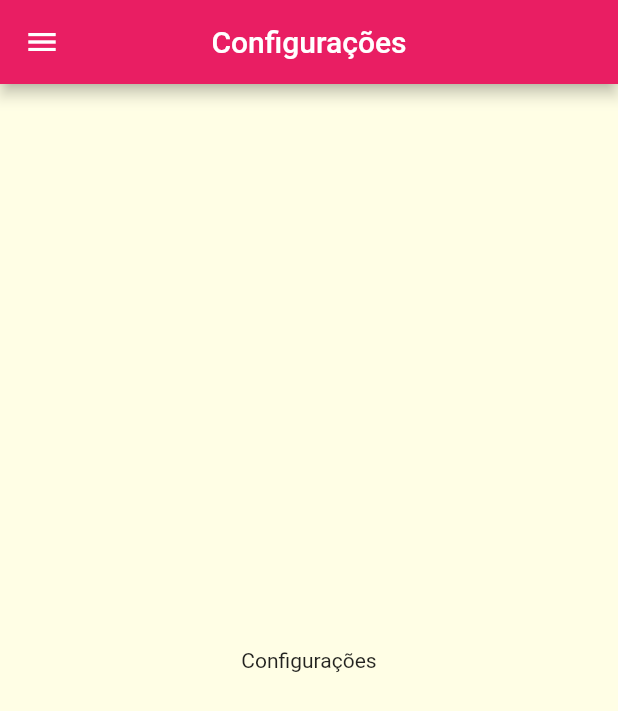
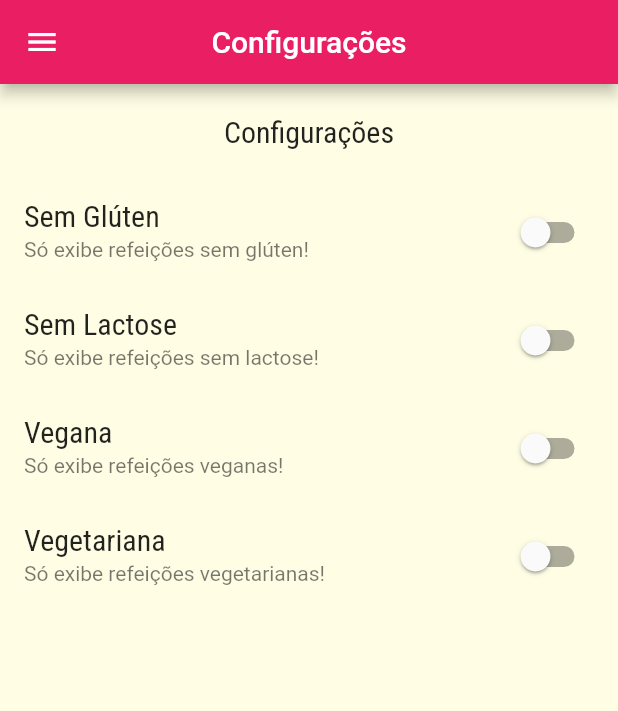
Before and after one commit to leonardogm85/flutter-meals, a Flutter app: the SettingsScreen screen opened by its route, on a phone screen of 412 x 824 dp. Shown: the top 711 px of the screen. Run offline on Flutter 3.47's test engine with Material 2 defaults, Android fonts, the phone set to English and light mode, and no system bars; network calls fail.

Commit message:
Tela de configurações

```diff
--- /dev/null
+++ b/lib/models/settings.dart
@@ -0,0 +1,13 @@
+class Settings {
+  bool isGlutenFree;
+  bool isLactoseFree;
+  bool isVegan;
+  bool isVegetarian;
+
+  Settings({
+    this.isGlutenFree = false,
+    this.isLactoseFree = false,
+    this.isVegan = false,
+    this.isVegetarian = false,
+  });
+}
--- a/lib/screens/categories_meals_screen.dart
+++ b/lib/screens/categories_meals_screen.dart
@@ -19,6 +19,7 @@ class CategoriesMealsScreen extends StatelessWidget {
     return Scaffold(
       appBar: AppBar(
         title: Text(category.title),
+        centerTitle: true,
       ),
       body: ListView.builder(
         itemCount: categoryMeals.length,
--- a/lib/screens/meal_detail_screen.dart
+++ b/lib/screens/meal_detail_screen.dart
@@ -40,6 +40,7 @@ class MealDetailScreen extends StatelessWidget {
     return Scaffold(
       appBar: AppBar(
         title: Text(meal.title),
+        centerTitle: true,
       ),
       body: SingleChildScrollView(
         child: Column(
--- a/lib/screens/settings_screen.dart
+++ b/lib/screens/settings_screen.dart
@@ -1,8 +1,30 @@
 import 'package:flutter/material.dart';
 import 'package:meals/components/main_drawer.dart';
+import 'package:meals/models/settings.dart';
 
-class SettingsScreen extends StatelessWidget {
+class SettingsScreen extends StatefulWidget {
   const SettingsScreen({Key? key}) : super(key: key);
+
+  @override
+  State<SettingsScreen> createState() => _SettingsScreenState();
+}
+
+class _SettingsScreenState extends State<SettingsScreen> {
+  final Settings settings = Settings();
+
+  Widget _createSwitch(
+    String title,
+    String subtitle,
+    bool value,
+    void Function(bool) onChanged,
+  ) {
+    return SwitchListTile.adaptive(
+      title: Text(title),
+      subtitle: Text(subtitle),
+      value: value,
+      onChanged: onChanged,
+    );
+  }
 
   @override
   Widget build(BuildContext context) {
@@ -12,8 +34,46 @@ class SettingsScreen extends StatelessWidget {
         centerTitle: true,
       ),
       drawer: const MainDrawer(),
-      body: const Center(
-        child: Text('Configurações'),
+      body: Column(
+        children: [
+          Container(
+            padding: const EdgeInsets.all(20),
+            child: Text(
+              'Configurações',
+              style: Theme.of(context).textTheme.titleMedium,
+            ),
+          ),
+          Expanded(
+            child: ListView(
+              children: [
+                _createSwitch(
+                  'Sem Glúten',
+                  'Só exibe refeições sem glúten!',
+                  settings.isGlutenFree,
+                  (value) => setState(() => settings.isGlutenFree = value),
+                ),
+                _createSwitch(
+                  'Sem Lactose',
+                  'Só exibe refeições sem lactose!',
+                  settings.isLactoseFree,
+                  (value) => setState(() => settings.isLactoseFree = value),
+                ),
+                _createSwitch(
+                  'Vegana',
+                  'Só exibe refeições veganas!',
+                  settings.isVegan,
+                  (value) => setState(() => settings.isVegan = value),
+                ),
+                _createSwitch(
+                  'Vegetariana',
+                  'Só exibe refeições vegetarianas!',
+                  settings.isVegetarian,
+                  (value) => setState(() => settings.isVegetarian = value),
+                ),
+              ],
+            ),
+          ),
+        ],
       ),
     );
   }
```
